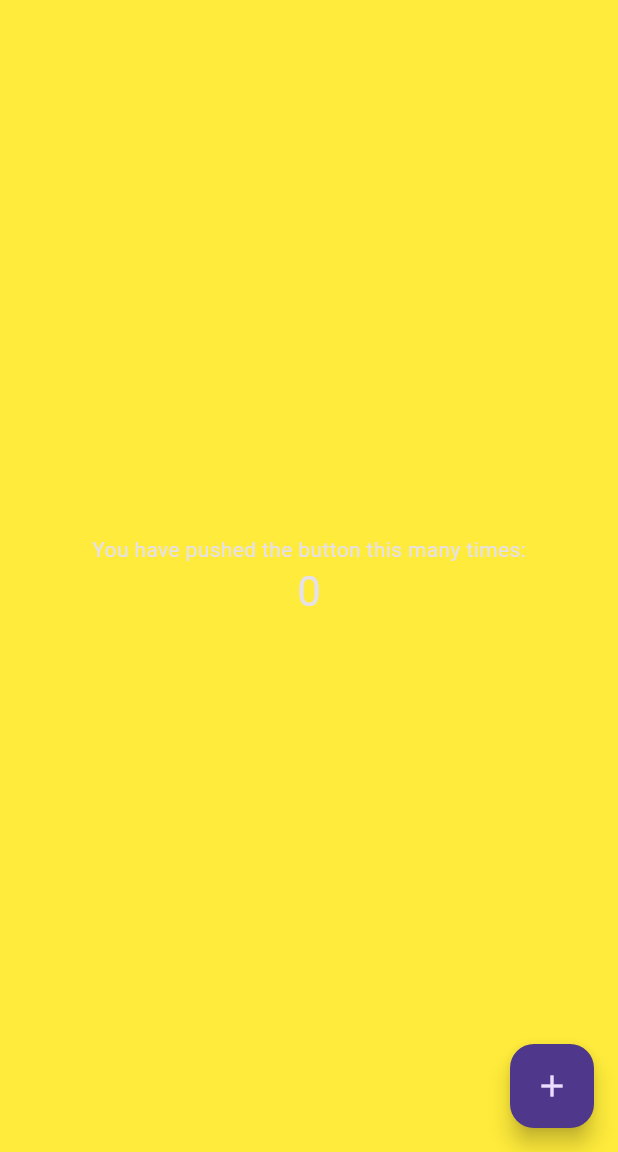
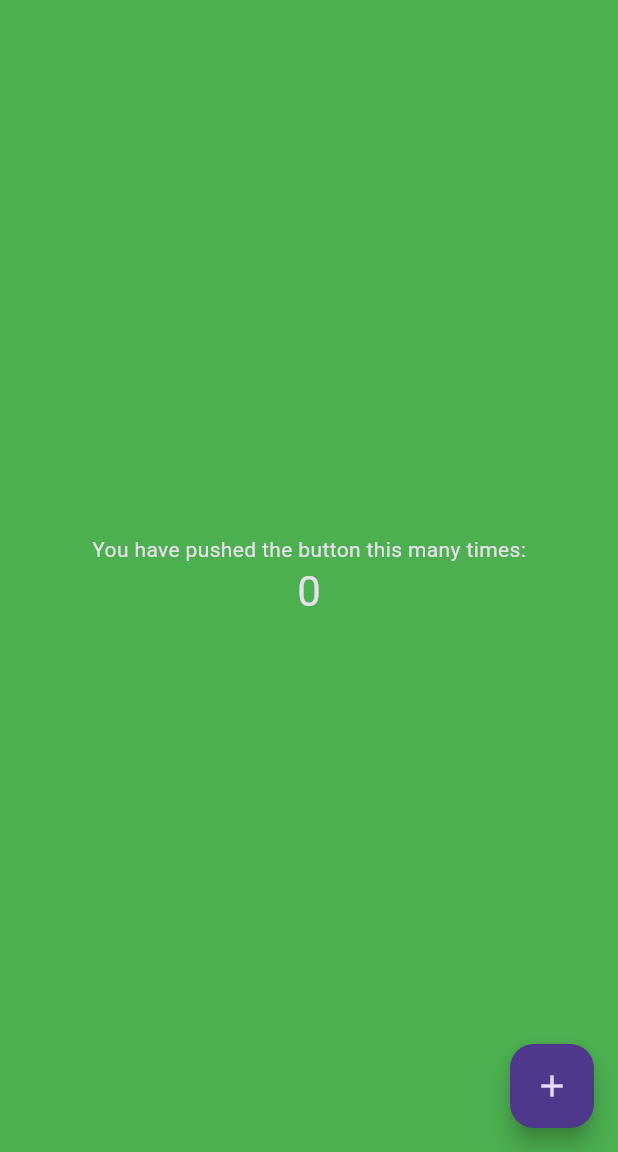
Before and after one commit to could-ai/0198d0ff-bb85-7809-a4a0-f50e08c039a2, a Flutter app: the screen it shows after launch, on a phone screen of 412 x 824 dp, the part 84-1236 px from its top. Run offline on Flutter 3.47's test engine with Material 3 defaults, Android fonts, the phone set to English and light mode, and no system bars.

Commit message:
将应用的背景颜色从黄色更改为绿色。通过修改MaterialApp的theme属性中的scaffoldBackgroundColor，将其从Colors.yellow更改为Colors.green，并移除了导致编译错误的backgroundColor属性。这样整个应用的背景就会变成绿色，同时保持深色主题的整体风格和现有功能不变。

```diff
--- a/usr/lib/main.dart
+++ b/usr/lib/main.dart
@@ -13,8 +13,7 @@ class MyApp extends StatelessWidget {
       title: 'Flutter Demo',
       theme: ThemeData(
         brightness: Brightness.dark,
-        backgroundColor: Colors.yellow,
-        scaffoldBackgroundColor: Colors.yellow,
+        scaffoldBackgroundColor: Colors.green,
       ),
       home: const MyHomePage(title: 'Flutter Demo Home Page'),
     );
```
